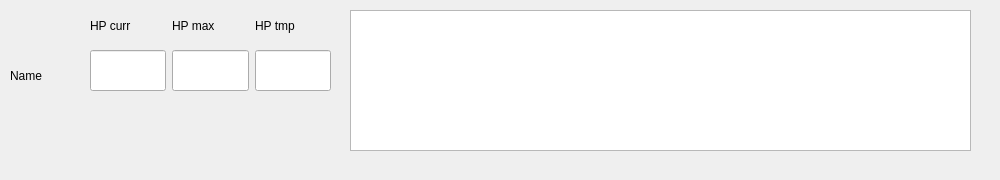
lazaropo/2EManager, file src/CombatantWidget/combatantwidget.ui: the form before one commit.
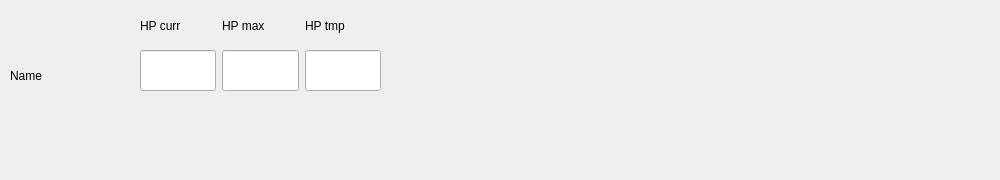
The form after the commit. Custom widgets are drawn as their Qt base class.

Diff of the .ui file:
```diff
--- a/src/CombatantWidget/combatantwidget.ui
+++ b/src/CombatantWidget/combatantwidget.ui
@@ -43,26 +43,10 @@
     <string>Name</string>
    </property>
   </widget>
-  <widget class="MyMenuWidget" name="listWidget_effect">
-   <property name="geometry">
-    <rect>
-     <x>350</x>
-     <y>10</y>
-     <width>621</width>
-     <height>141</height>
-    </rect>
-   </property>
-   <property name="styleSheet">
-    <string notr="true">MyMenuWidget{
-	background-color: rgb(255, 255, 255);
-color: rgb(0, 0, 0)
-}</string>
-   </property>
-  </widget>
   <widget class="QWidget" name="layoutWidget">
    <property name="geometry">
     <rect>
-     <x>90</x>
+     <x>140</x>
      <y>50</y>
      <width>241</width>
      <height>41</height>
@@ -104,7 +88,7 @@
   <widget class="QWidget" name="layoutWidget">
    <property name="geometry">
     <rect>
-     <x>90</x>
+     <x>140</x>
      <y>10</y>
      <width>241</width>
      <height>31</height>
@@ -135,13 +119,6 @@
    </layout>
   </widget>
  </widget>
- <customwidgets>
-  <customwidget>
-   <class>MyMenuWidget</class>
-   <extends>QListWidget</extends>
-   <header>../CombatantWidget/MyMenuWidget.h</header>
-  </customwidget>
- </customwidgets>
  <resources/>
  <connections/>
 </ui>
```
Left out of the diff: 3 changed lines with no effect on the pictures.
